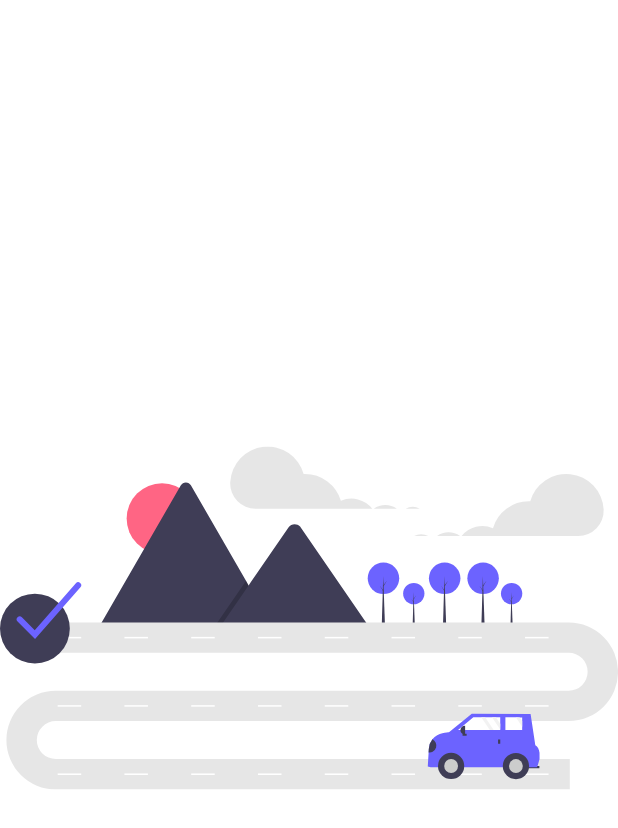
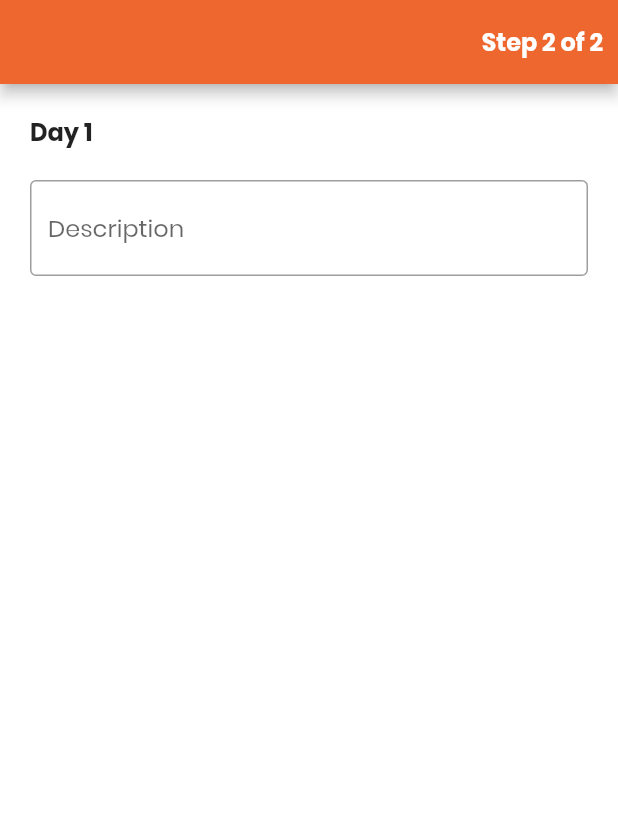
Before and after one commit to msamiislam/tourismapp, a Flutter app: the first screen one second after launch, on a phone screen of 412 x 824 dp. Shown: the top 828 px of the screen. Run offline on Flutter 3.47's test engine with Material 2 defaults, Android fonts, the phone set to English and light mode, and no system bars; drawn by our look-alikes of flutter_form_builder; our stand-ins replace card_swiper, cloud_firestore, firebase_auth, firebase_core, firebase_storage, flutter_rating_bar and 11 more; missing offline and left inert: ndialog; accounts and stored records are empty; statements that could not run were skipped.

Commit message:
add trip form page

```diff
--- a/lib/main.dart
+++ b/lib/main.dart
@@ -3,7 +3,8 @@ import 'package:flutter/material.dart';
 import 'package:form_builder_validators/form_builder_validators.dart';
 import 'package:get/get.dart';
 import 'package:get_storage/get_storage.dart';
-import '../pages/splash.dart';
+import 'package:tourismapp/pages/guide/trip_itinerary.dart';
+
 import '../utils/colors.dart';
 
 Future<void> main() async {
@@ -41,9 +42,8 @@ class MyApp extends StatelessWidget {
             error: Theme.of(context).errorColor,
             onError: AppColors.white,
             brightness: Brightness.light,
-        )
-      ),
-      home: SplashPage(),
+          )),
+      home: TripItineraryPage(),
     );
   }
 }
--- /dev/null
+++ b/lib/pages/guide/trip_itinerary.dart
@@ -0,0 +1,73 @@
+import 'package:flutter/material.dart';
+import 'package:flutter_form_builder/flutter_form_builder.dart';
+import 'package:form_builder_validators/form_builder_validators.dart';
+import 'package:tourismapp/widgets/simple_txt.dart';
+
+class TripItineraryPage extends StatefulWidget {
+  TripItineraryPage({Key? key}) : super(key: key);
+
+  @override
+  State<TripItineraryPage> createState() => _TripItineraryPageState();
+}
+
+class _TripItineraryPageState extends State<TripItineraryPage> {
+  final GlobalKey<FormBuilderState> _fbKey = GlobalKey<FormBuilderState>();
+
+  int day = 0;
+
+  @override
+  Widget build(BuildContext context) {
+    return Scaffold(
+      appBar: AppBar(
+        actions: [
+          Center(child: AppText('Step 2 of 2', size: 16.0, weight: FontWeight.w600)),
+          SizedBox(width: 10.0),
+        ],
+      ),
+      body: Padding(
+        padding: const EdgeInsets.all(20.0),
+        child: SingleChildScrollView(
+          child: Column(
+            children: [
+              FormBuilder(
+                key: _fbKey,
+                child: Column(
+                  crossAxisAlignment: CrossAxisAlignment.start,
+                  children: [
+                    AppText('Day ${day + 1}', size: 16.0, weight: FontWeight.w600),
+                    SizedBox(height: 10.0),
+                    // FormBuilderDateTimePicker(
+                    //   name: 'time',
+                    //   inputType: InputType.time,
+                    //   decoration: InputDecoration(
+                    //     hintText: '09:00 am',
+                    //     border: OutlineInputBorder(),
+                    //   ),
+                    //   valueTransformer: (time) {
+                    //     return time!.hour + time.minute;
+                    //   },
+                    //   validator: FormBuilderValidators.compose([
+                    //     FormBuilderValidators.required(context),
+                    //   ]),
+                    // ),
+                    SizedBox(height: 10.0),
+                    FormBuilderTextField(
+                      name: 'desc',
+                      decoration: InputDecoration(
+                        hintText: 'Description',
+                        border: OutlineInputBorder(),
+                      ),
+                      validator: FormBuilderValidators.compose([
+                        FormBuilderValidators.required(context),
+                      ]),
+                    ),
+                  ],
+                ),
+              ),
+            ],
+          ),
+        ),
+      ),
+    );
+  }
+}
--- a/lib/widgets/simple_txt.dart
+++ b/lib/widgets/simple_txt.dart
@@ -2,7 +2,7 @@ import 'package:flutter/cupertino.dart';
 import 'package:flutter/material.dart';
 
 class AppText extends StatelessWidget {
-  final double size;
+  final double? size;
   final String text;
   final int? maxLines;
   final double? height;
@@ -11,14 +11,13 @@ class AppText extends StatelessWidget {
   final FontWeight weight;
 
   const AppText(
-      this.text,
-      {
+    this.text, {
     Key? key,
-    this.size = 14.0,
+    this.size,
     this.color,
     this.maxLines,
-        this.height,
-        this.overflow,
+    this.height,
+    this.overflow,
     this.weight = FontWeight.normal,
   }) : super(key: key);
 
--- a/pubspec.yaml
+++ b/pubspec.yaml
@@ -55,6 +55,7 @@ dependencies:
   card_swiper: ^1.0.4
   flutter_rating_bar: ^4.0.0
   like_button: ^2.0.3
+  intl: ^0.17.0
 
 dev_dependencies:
   flutter_test:
```
Also changed, not shown: lib/pages/guide/trip_info.dart (added, +101 -0 lines), lib/widgets/profile_image.dart (+54 -0 lines), pubspec.lock. Lines whose indentation alone changed are shown as unchanged.
